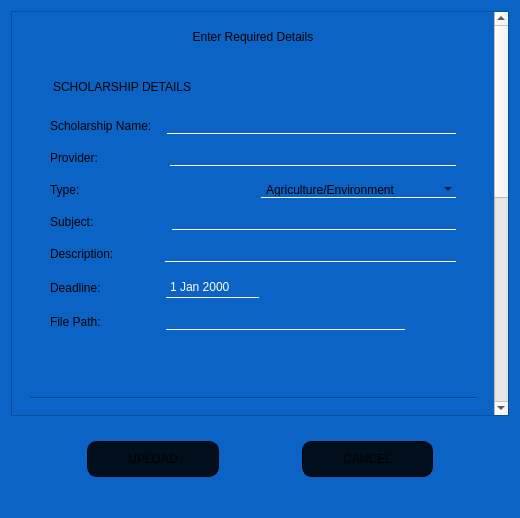
First picture: the form in SholarshipManagementSystem/manageScholarshipsPage/uploadscholarships.ui, repository YNCO10/scholarshipManagementSystem, before the edit.
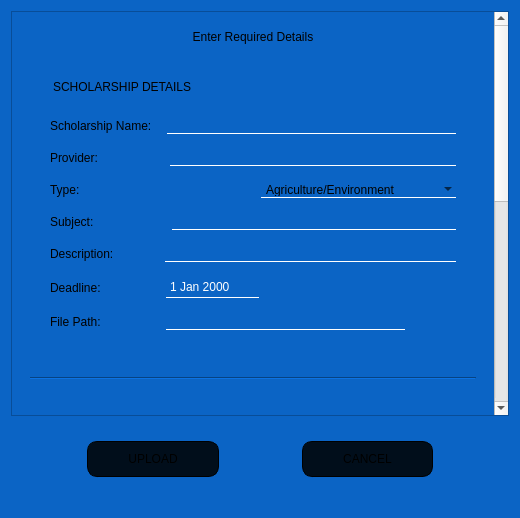
Second picture: the form after the edit. Icons and pictures are not drawn.

Patch:
```diff
--- a/SholarshipManagementSystem/manageScholarshipsPage/uploadscholarships.ui
+++ b/SholarshipManagementSystem/manageScholarshipsPage/uploadscholarships.ui
@@ -10,6 +10,12 @@
     <height>518</height>
    </rect>
   </property>
+  <property name="sizePolicy">
+   <sizepolicy hsizetype="Fixed" vsizetype="Fixed">
+    <horstretch>0</horstretch>
+    <verstretch>0</verstretch>
+   </sizepolicy>
+  </property>
   <property name="minimumSize">
    <size>
     <width>520</width>
@@ -158,9 +164,9 @@
       <property name="geometry">
        <rect>
         <x>0</x>
-        <y>0</y>
+        <y>-123</y>
         <width>488</width>
-        <height>1051</height>
+        <height>1032</height>
        </rect>
       </property>
       <layout class="QGridLayout" name="gridLayout">
@@ -176,7 +182,7 @@
              <number>20</number>
             </property>
             <property name="bottomMargin">
-             <number>20</number>
+             <number>0</number>
             </property>
             <item>
              <widget class="QLabel" name="label_41">
```
Left out of the diff: 150 changed lines with no effect on the pictures.
